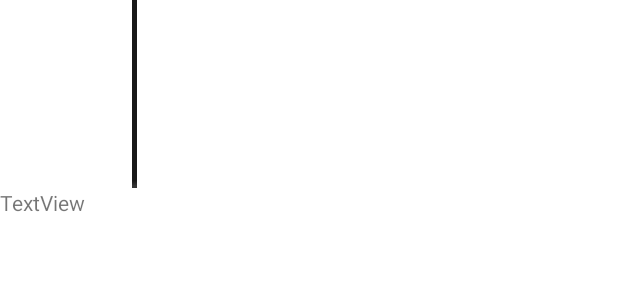
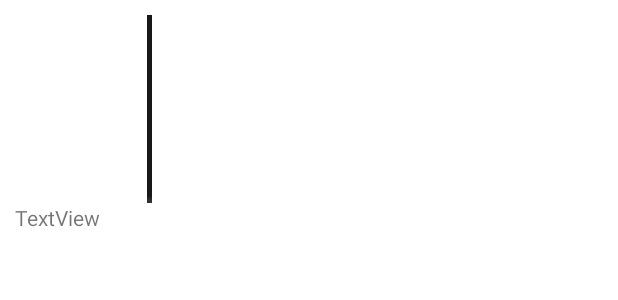
Before and after one commit to Zahrasaad44/FlickrBrowserApp, an Android app: the layout image_row.xml on its own in the app's theme, with its tools: preview values and no code run, on a phone screen of 412 x 824 dp. Shown: the top 300 px of the screen. Run offline under Robolectric (Android 15) with nearby library versions, the phone set to English and light mode, and no system bars.

Commit message:
it's working

```diff
--- a/app/src/main/java/com/example/flickrbrowserapp/MainActivity.kt
+++ b/app/src/main/java/com/example/flickrbrowserapp/MainActivity.kt
@@ -47,7 +47,7 @@ class MainActivity : AppCompatActivity() {
         var response = ""
         val tag = binding.searchET.text
         try {
-            response = URL("https://www.flickr.com/services/rest/?method=flickr.photos.search&api_key=407784392dcf3a6de266c193706b2c2d&tags=$tag&format=json&nojsoncallback=1&auth_token=72157720827582711-c2c2cf195fd792c6&api_sig=367cb6e9c2419900a9d582cb784d49c4")
+            response = URL("https://www.flickr.com/services/rest/?method=flickr.photos.search&api_key=407784392dcf3a6de266c193706b2c2d&tags=$tag&format=json&nojsoncallback=1")
                 .readText()
         } catch (exception: Exception) {
             Log.d("fetch", "Couldn't fetch image $exception")
--- a/app/src/main/res/layout/image_row.xml
+++ b/app/src/main/res/layout/image_row.xml
@@ -2,8 +2,9 @@
 <LinearLayout xmlns:android="http://schemas.android.com/apk/res/android"
     xmlns:app="http://schemas.android.com/apk/res-auto"
     android:orientation="vertical"
-    android:layout_width="match_parent"
-    android:layout_height="match_parent">
+    android:layout_width="wrap_content"
+    android:layout_height="wrap_content"
+    android:layout_margin="10dp">
 
     <ImageView
         android:id="@+id/thumbnailIV"
```
